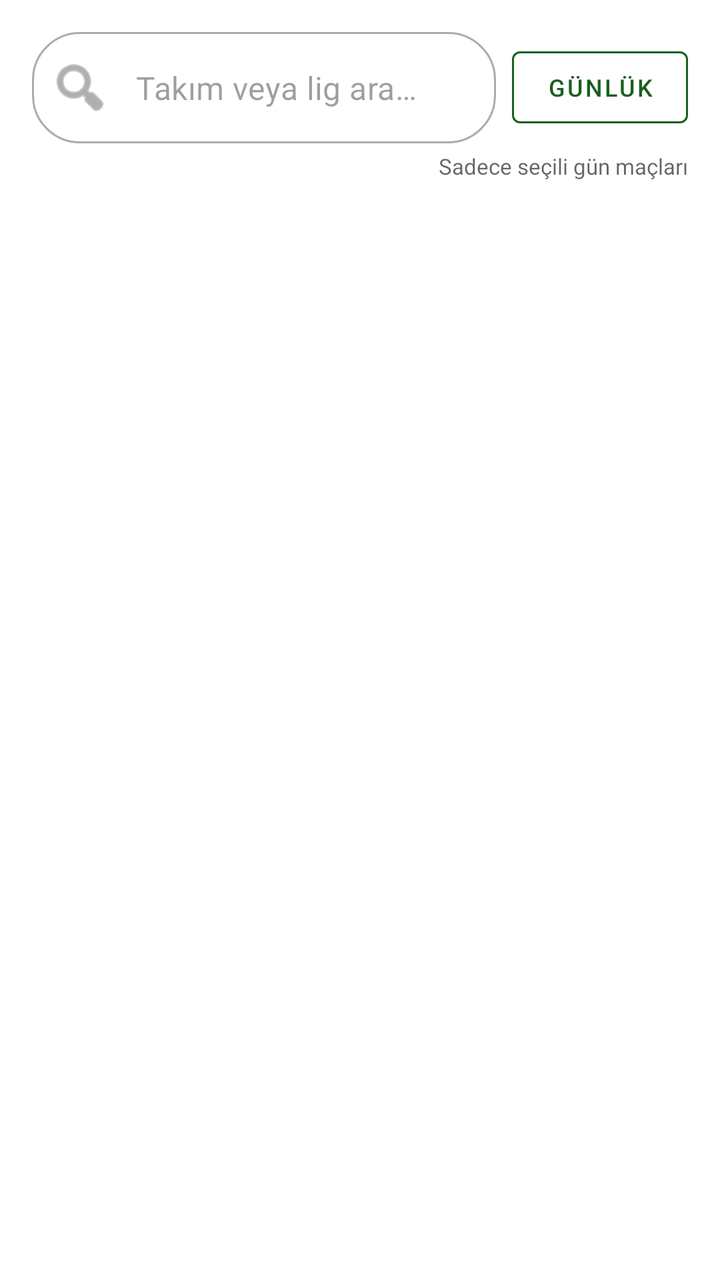
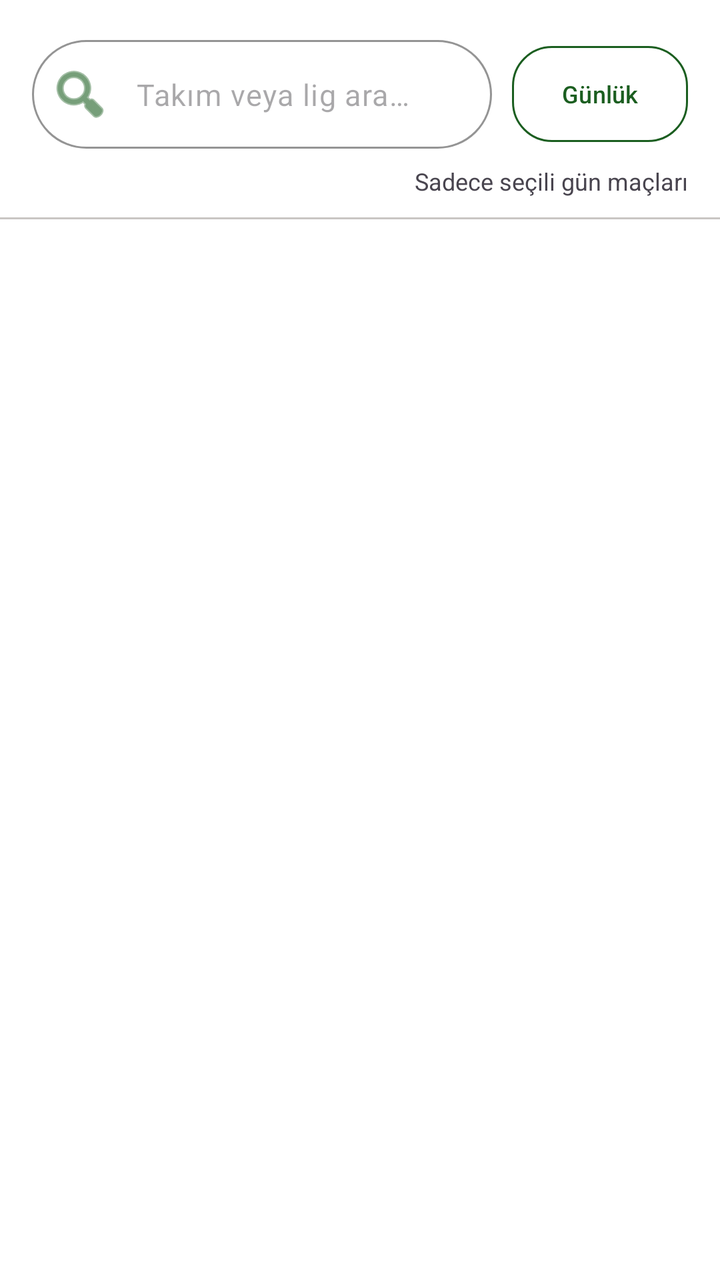

Before-and-after screenshots of an Android layout around one commit, followed by the original layout XML and the change that was made.
<!-- AndroidManifest.xml: application theme Theme.Var -->
<!-- res/layout/dialog_search.xml -->
<?xml version="1.0" encoding="utf-8"?>
<LinearLayout
    xmlns:android="http://schemas.android.com/apk/res/android"
    xmlns:app="http://schemas.android.com/apk/res-auto"
    android:layout_width="match_parent"
    android:layout_height="match_parent"
    android:orientation="vertical"
    android:background="?attr/colorSurface"
    android:padding="@dimen/padding_lg">

    
    <LinearLayout
        android:layout_width="match_parent"
        android:layout_height="wrap_content"
        android:orientation="horizontal"
        android:gravity="center_vertical">

        <com.google.android.material.textfield.TextInputLayout
            android:id="@+id/tilSearch"
            android:layout_width="0dp"
            android:layout_height="wrap_content"
            android:layout_weight="1"
            app:hintEnabled="false"
            app:boxCornerRadiusTopStart="@dimen/radius_xl"
            app:boxCornerRadiusTopEnd="@dimen/radius_xl"
            app:boxCornerRadiusBottomStart="@dimen/radius_xl"
            app:boxCornerRadiusBottomEnd="@dimen/radius_xl"
            app:boxBackgroundMode="outline"
            app:startIconDrawable="@android:drawable/ic_menu_search"
            style="@style/Widget.MaterialComponents.TextInputLayout.OutlinedBox">

            <com.google.android.material.textfield.TextInputEditText
                android:id="@+id/etSearch"
                android:layout_width="match_parent"
                android:layout_height="wrap_content"
                android:hint="@string/search_hint"
                android:inputType="text"
                android:imeOptions="actionSearch"
                android:maxLines="1" />

        </com.google.android.material.textfield.TextInputLayout>

        
        <com.google.android.material.button.MaterialButton
            android:id="@+id/btnSearchScope"
            android:layout_width="wrap_content"
            android:layout_height="wrap_content"
            android:layout_marginStart="8dp"
            android:text="@string/search_scope_daily"
            android:textSize="12sp"
            android:paddingStart="10dp"
            android:paddingEnd="10dp"
            style="@style/Widget.MaterialComponents.Button.OutlinedButton"
            app:strokeColor="?attr/colorPrimary" />

    </LinearLayout>

    
    <TextView
        android:id="@+id/tvSearchScopeHint"
        android:layout_width="match_parent"
        android:layout_height="wrap_content"
        android:layout_marginTop="4dp"
        android:text="@string/search_scope_daily_hint"
        android:textSize="11sp"
        android:textColor="?android:attr/textColorSecondary"
        android:gravity="end" />

    
    <com.google.android.material.progressindicator.LinearProgressIndicator
        android:id="@+id/progressBarSearch"
        android:layout_width="match_parent"
        android:layout_height="wrap_content"
        android:layout_marginTop="4dp"
        android:indeterminate="true"
        android:visibility="gone" />

    
    <androidx.recyclerview.widget.RecyclerView
        android:id="@+id/rvSearchResults"
        android:layout_width="match_parent"
        android:layout_height="0dp"
        android:layout_weight="1"
        android:layout_marginTop="@dimen/margin_md"
        android:clipToPadding="false"
        android:visibility="gone" />

    
    <TextView
        android:id="@+id/tvNoResults"
        android:layout_width="match_parent"
        android:layout_height="0dp"
        android:layout_weight="1"
        android:gravity="center"
        android:text="@string/search_no_results"
        android:textColor="?android:attr/textColorSecondary"
        android:textSize="@dimen/text_subtitle"
        android:visibility="gone" />

</LinearLayout>
<!-- resources referenced by this layout -->
<resources>
  <dimen name="margin_md">16dp</dimen>
  <dimen name="padding_lg">16dp</dimen>
  <dimen name="radius_xl">24dp</dimen>
  <dimen name="text_subtitle">16sp</dimen>
  <string name="search_hint">Takım veya lig ara…</string>
  <string name="search_no_results">Sonuç bulunamadı</string>
  <string name="search_scope_daily">Günlük</string>
  <string name="search_scope_daily_hint">Sadece seçili gün maçları</string>
  <style name="Theme.Var" parent="Theme.MaterialComponents.DayNight.NoActionBar">
          
          <item name="colorPrimary">@color/primary</item>
          <item name="colorPrimaryVariant">@color/primary_dark</item>
          <item name="colorOnPrimary">@color/on_primary</item>
          
          <item name="colorSecondary">@color/secondary</item>
          <item name="colorSecondaryVariant">@color/secondary_dark</item>
          <item name="colorOnSecondary">@color/on_secondary</item>
          
          <item name="android:colorBackground">@color/background_light</item>
          <item name="colorSurface">@color/surface_light</item>
          
          <item name="android:statusBarColor">@color/primary_dark</item>
          <item name="android:navigationBarColor">@color/surface_light</item>
          
          <item name="android:textColorPrimary">@color/text_primary_light</item>
          <item name="android:textColorSecondary">@color/text_secondary_light</item>
          <item name="android:textColorHint">@color/text_hint_light</item>
          
          <item name="colorOnSurface">@color/text_primary_light</item>
          <item name="colorSurfaceVariant">@color/background_light</item>
          <item name="colorOnSurfaceVariant">@color/text_secondary_light</item>
          <item name="colorOutline">@color/divider_light</item>
          <item name="colorPrimaryContainer">@color/primary_light</item>
          <item name="colorOnPrimaryContainer">@color/on_primary</item>
          <item name="colorSecondaryContainer">@color/secondary_light</item>
          <item name="colorOnSecondaryContainer">@color/on_secondary</item>
      </style>
  <color name="primary">#FF1B5E20</color>
  <color name="primary_dark">#FF0A3D12</color>
  <color name="on_primary">#FFFFFFFF</color>
  <color name="secondary">#FFFFC107</color>
  <color name="secondary_dark">#FFFFA000</color>
  <color name="on_secondary">#FF000000</color>
  <color name="background_light">#FFF5F5F5</color>
  <color name="surface_light">#FFFFFFFF</color>
  <color name="text_primary_light">#DE000000</color>
  <color name="text_secondary_light">#99000000</color>
  <color name="text_hint_light">#61000000</color>
  <color name="divider_light">#1F000000</color>
  <color name="primary_light">#FF2E7D32</color>
  <color name="secondary_light">#FFFFCA28</color>
</resources>

<!-- the commit's change to res/layout/dialog_search.xml (unified diff, before → after) -->
@@ -5,15 +5,18 @@
     android:layout_width="match_parent"
     android:layout_height="match_parent"
     android:orientation="vertical"
-    android:background="?attr/colorSurface"
-    android:padding="@dimen/padding_lg">
+    android:background="?attr/colorSurface">
 
     
     <LinearLayout
         android:layout_width="match_parent"
         android:layout_height="wrap_content"
         android:orientation="horizontal"
-        android:gravity="center_vertical">
+        android:gravity="center_vertical"
+        android:paddingStart="16dp"
+        android:paddingEnd="16dp"
+        android:paddingTop="20dp"
+        android:paddingBottom="8dp">
 
         <com.google.android.material.textfield.TextInputLayout
             android:id="@+id/tilSearch"
@@ -21,13 +24,16 @@
             android:layout_height="wrap_content"
             android:layout_weight="1"
             app:hintEnabled="false"
-            app:boxCornerRadiusTopStart="@dimen/radius_xl"
-            app:boxCornerRadiusTopEnd="@dimen/radius_xl"
-            app:boxCornerRadiusBottomStart="@dimen/radius_xl"
-            app:boxCornerRadiusBottomEnd="@dimen/radius_xl"
+            app:boxCornerRadiusTopStart="28dp"
+            app:boxCornerRadiusTopEnd="28dp"
+            app:boxCornerRadiusBottomStart="28dp"
+            app:boxCornerRadiusBottomEnd="28dp"
             app:boxBackgroundMode="outline"
+            app:boxStrokeColor="?attr/colorOutline"
+            app:boxStrokeWidthFocused="2dp"
             app:startIconDrawable="@android:drawable/ic_menu_search"
-            style="@style/Widget.MaterialComponents.TextInputLayout.OutlinedBox">
+            app:startIconTint="?attr/colorPrimary"
+            style="@style/Widget.Material3.TextInputLayout.OutlinedBox">
 
             <com.google.android.material.textfield.TextInputEditText
                 android:id="@+id/etSearch"
@@ -36,7 +42,8 @@
                 android:hint="@string/search_hint"
                 android:inputType="text"
                 android:imeOptions="actionSearch"
-                android:maxLines="1" />
+                android:maxLines="1"
+                android:textSize="15sp" />
 
         </com.google.android.material.textfield.TextInputLayout>
 
@@ -45,12 +52,15 @@
             android:id="@+id/btnSearchScope"
             android:layout_width="wrap_content"
             android:layout_height="wrap_content"
-            android:layout_marginStart="8dp"
+            android:layout_marginStart="10dp"
             android:text="@string/search_scope_daily"
             android:textSize="12sp"
-            android:paddingStart="10dp"
-            android:paddingEnd="10dp"
-            style="@style/Widget.MaterialComponents.Button.OutlinedButton"
+            android:paddingStart="14dp"
+            android:paddingEnd="14dp"
+            android:insetTop="0dp"
+            android:insetBottom="0dp"
+            app:cornerRadius="20dp"
+            style="@style/Widget.Material3.Button.OutlinedButton"
             app:strokeColor="?attr/colorPrimary" />
 
     </LinearLayout>
@@ -60,9 +70,10 @@
         android:id="@+id/tvSearchScopeHint"
         android:layout_width="match_parent"
         android:layout_height="wrap_content"
-        android:layout_marginTop="4dp"
+        android:layout_marginStart="16dp"
+        android:layout_marginEnd="16dp"
         android:text="@string/search_scope_daily_hint"
-        android:textSize="11sp"
+        android:textSize="12sp"
         android:textColor="?android:attr/textColorSecondary"
         android:gravity="end" />
 
@@ -71,9 +82,18 @@
         android:id="@+id/progressBarSearch"
         android:layout_width="match_parent"
         android:layout_height="wrap_content"
-        android:layout_marginTop="4dp"
+        android:layout_marginTop="8dp"
         android:indeterminate="true"
+        app:indicatorColor="?attr/colorPrimary"
+        app:trackThickness="3dp"
         android:visibility="gone" />
+
+    
+    <View
+        android:layout_width="match_parent"
+        android:layout_height="1dp"
+        android:layout_marginTop="10dp"
+        android:background="?attr/colorOutlineVariant" />
 
     
     <androidx.recyclerview.widget.RecyclerView
@@ -81,8 +101,8 @@
         android:layout_width="match_parent"
         android:layout_height="0dp"
         android:layout_weight="1"
-        android:layout_marginTop="@dimen/margin_md"
         android:clipToPadding="false"
+        android:paddingVertical="8dp"
         android:visibility="gone" />
 
     
<!-- resource entries referenced after the edit -->
@@ -1,55 +1,53 @@
 <!-- resources referenced by this layout -->
 <resources>
-  <dimen name="margin_md">16dp</dimen>
-  <dimen name="padding_lg">16dp</dimen>
-  <dimen name="radius_xl">24dp</dimen>
   <dimen name="text_subtitle">16sp</dimen>
   <string name="search_hint">Takım veya lig ara…</string>
   <string name="search_no_results">Sonuç bulunamadı</string>
   <string name="search_scope_daily">Günlük</string>
   <string name="search_scope_daily_hint">Sadece seçili gün maçları</string>
-  <style name="Theme.Var" parent="Theme.MaterialComponents.DayNight.NoActionBar">
+  <style name="Theme.Var" parent="Theme.Material3.DayNight.NoActionBar">
           
           <item name="colorPrimary">@color/primary</item>
-          <item name="colorPrimaryVariant">@color/primary_dark</item>
           <item name="colorOnPrimary">@color/on_primary</item>
+          <item name="colorPrimaryContainer">@color/primary_container</item>
+          <item name="colorOnPrimaryContainer">@color/on_primary_container</item>
           
           <item name="colorSecondary">@color/secondary</item>
-          <item name="colorSecondaryVariant">@color/secondary_dark</item>
           <item name="colorOnSecondary">@color/on_secondary</item>
+          <item name="colorSecondaryContainer">@color/secondary_container</item>
+          <item name="colorOnSecondaryContainer">@color/on_secondary_container</item>
           
           <item name="android:colorBackground">@color/background_light</item>
           <item name="colorSurface">@color/surface_light</item>
+          <item name="colorOnSurface">@color/text_primary_light</item>
+          <item name="colorSurfaceVariant">@color/surface_variant_light</item>
+          <item name="colorOnSurfaceVariant">@color/text_secondary_light</item>
+          
+          <item name="colorOutline">@color/outline_light</item>
+          <item name="colorOutlineVariant">@color/outline_variant_light</item>
           
           <item name="android:statusBarColor">@color/primary_dark</item>
           <item name="android:navigationBarColor">@color/surface_light</item>
           
-          <item name="android:textColorPrimary">@color/text_primary_light</item>
-          <item name="android:textColorSecondary">@color/text_secondary_light</item>
-          <item name="android:textColorHint">@color/text_hint_light</item>
-          
-          <item name="colorOnSurface">@color/text_primary_light</item>
-          <item name="colorSurfaceVariant">@color/background_light</item>
-          <item name="colorOnSurfaceVariant">@color/text_secondary_light</item>
-          <item name="colorOutline">@color/divider_light</item>
-          <item name="colorPrimaryContainer">@color/primary_light</item>
-          <item name="colorOnPrimaryContainer">@color/on_primary</item>
-          <item name="colorSecondaryContainer">@color/secondary_light</item>
-          <item name="colorOnSecondaryContainer">@color/on_secondary</item>
+          <item name="colorPrimaryVariant">@color/primary_dark</item>
+          <item name="colorSecondaryVariant">@color/secondary_dark</item>
       </style>
   <color name="primary">#FF1B5E20</color>
   <color name="primary_dark">#FF0A3D12</color>
   <color name="on_primary">#FFFFFFFF</color>
+  <color name="primary_container">#C8E6C9</color>
+  <color name="on_primary_container">#002204</color>
   <color name="secondary">#FFFFC107</color>
   <color name="secondary_dark">#FFFFA000</color>
   <color name="on_secondary">#FF000000</color>
+  <color name="secondary_container">#FFECB3</color>
+  <color name="on_secondary_container">#3E2900</color>
   <color name="background_light">#FFF5F5F5</color>
   <color name="surface_light">#FFFFFFFF</color>
   <color name="text_primary_light">#DE000000</color>
+  <color name="surface_variant_light">#E8F5E9</color>
   <color name="text_secondary_light">#99000000</color>
-  <color name="text_hint_light">#61000000</color>
-  <color name="divider_light">#1F000000</color>
-  <color name="primary_light">#FF2E7D32</color>
-  <color name="secondary_light">#FFFFCA28</color>
+  <color name="outline_light">#787774</color>
+  <color name="outline_variant_light">#C9C6C3</color>
 </resources>
 
